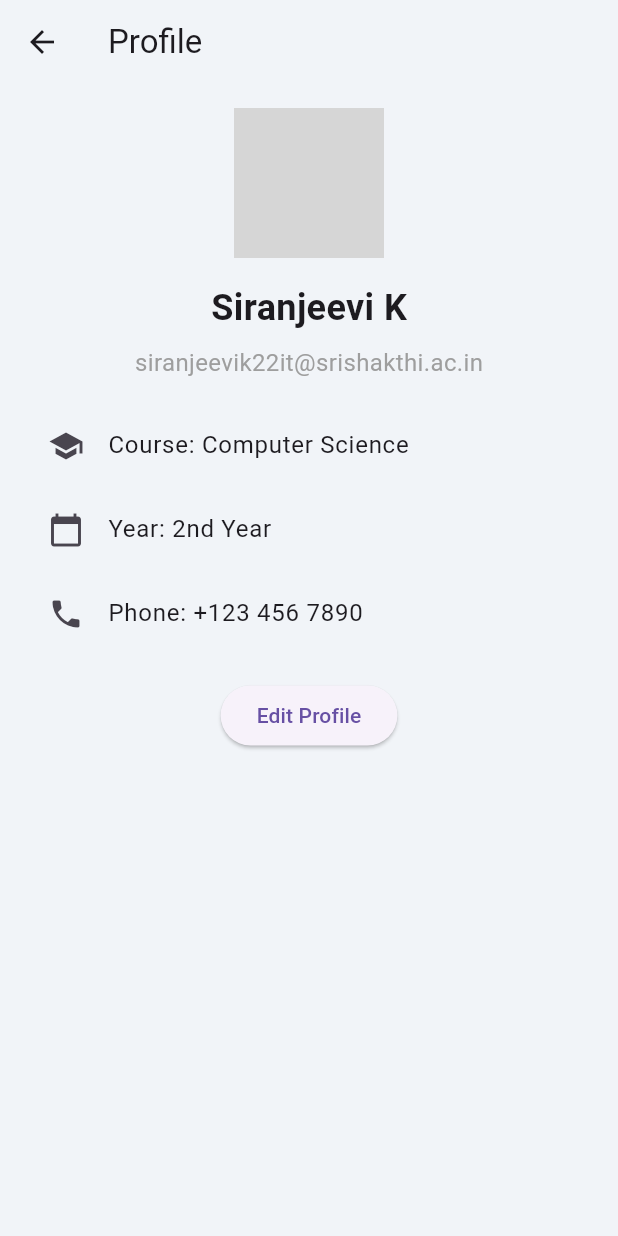
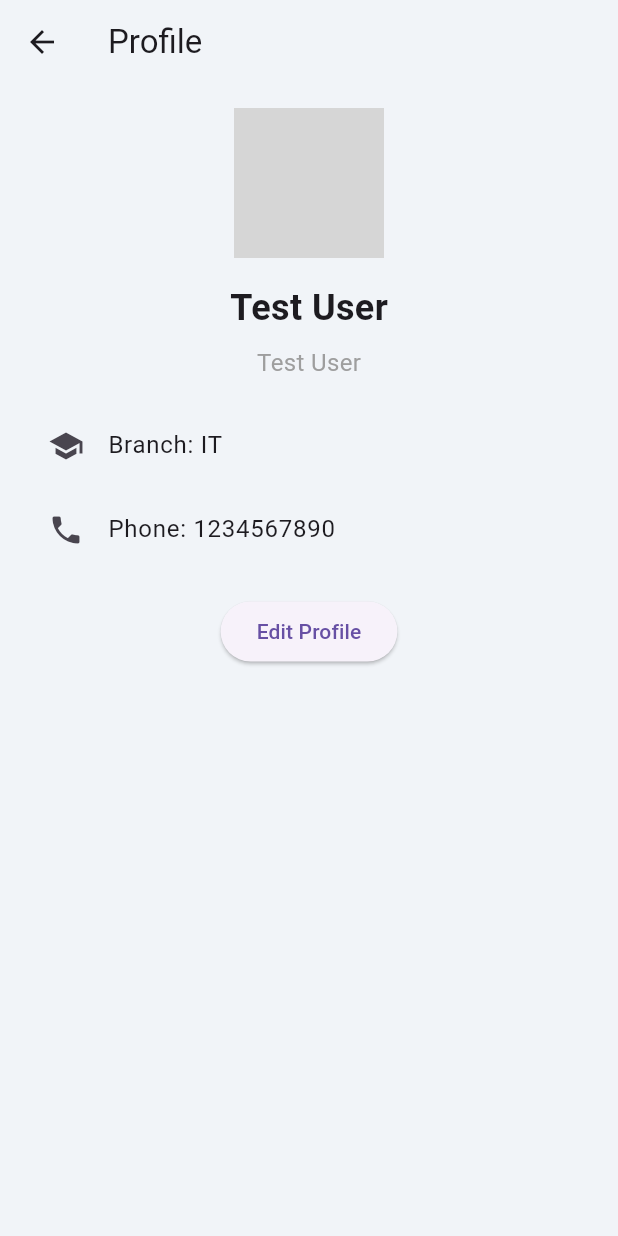
Before and after one commit to SiranjeeviK/project_pulse, a Flutter app: the ProfilePage screen opened by its route, on a phone screen of 412 x 824 dp. Run offline on Flutter 3.47's test engine with Material 3 defaults, Android fonts, the phone set to English and light mode, and no system bars; our stand-ins replace flutter_bloc, fpdart, get_it, google_fonts, hive, image_picker and 2 more; accounts and stored records are empty; network calls fail; statements that could not run were skipped; grey boxes are pictures that could not be loaded.

```diff
--- a/lib/core/common/entities/user.dart
+++ b/lib/core/common/entities/user.dart
@@ -1,4 +1,3 @@
-// ignore_for_file: public_member_api_docs, sort_constructors_first
 /// Represents a user entity. Used in [AuthRepository] to get the current user. Moved from domain to the common folder to be used in multiple features.
 /// The [id], [email], and [name] properties are required.
 /// ***Entities*** are the core of the application. They are the objects that represent the data that the application operates on.
@@ -9,6 +8,17 @@ class User {
   final String name;
   final String profilePhotoUrl;
   final String role;
+  final String phoneNumber;
+
+  final String registerNo;
+  final String rollNo;
+  final String department;
+  final String section;
+  final String semester;
+  final int graduationYear;
+
+  final String facultyId;
+  final String designation;
 
   /// Constructs a new User instance with the specified [id], [email], and [name].
   User({
@@ -17,7 +27,128 @@ class User {
     required this.name,
     required this.profilePhotoUrl,
     required this.role,
+    required this.phoneNumber,
+    required this.registerNo,
+    required this.rollNo,
+    required this.department,
+    required this.section,
+    required this.semester,
+    required this.graduationYear,
+    required this.facultyId,
+    required this.designation,
   });
+
+  bool get isStudent => role == 'Student';
+  bool get isFaculty => !isStudent;
+
+  // String get registerNo => runtimeType == Student ? (this as Student).registerNo;
+  @override
+  String toString() {
+    return 'User(id: $id, email: $email, name: $name, profilePhotoUrl: $profilePhotoUrl, role: $role, phoneNumber: $phoneNumber, registerNo: $registerNo, rollNo: $rollNo, department: $department, section: $section, semester: $semester, graduationYear: $graduationYear, facultyId: $facultyId, designation: $designation)';
+  }
+
+  @override
+  bool operator ==(Object other) {
+    if (identical(this, other)) return true;
+
+    return other is User &&
+        other.id == id &&
+        other.email == email &&
+        other.name == name &&
+        other.profilePhotoUrl == profilePhotoUrl &&
+        other.role == role &&
+        other.phoneNumber == phoneNumber &&
+        other.registerNo == registerNo &&
+        other.rollNo == rollNo &&
+        other.department == department &&
+        other.section == section &&
+        other.semester == semester &&
+        other.graduationYear == graduationYear &&
+        other.facultyId == facultyId &&
+        other.designation == designation;
+  }
+
+  @override
+  int get hashCode {
+    return id.hashCode ^
+        email.hashCode ^
+        name.hashCode ^
+        profilePhotoUrl.hashCode ^
+        role.hashCode ^
+        phoneNumber.hashCode ^
+        registerNo.hashCode ^
+        rollNo.hashCode ^
+        department.hashCode ^
+        section.hashCode ^
+        semester.hashCode ^
+        graduationYear.hashCode ^
+        facultyId.hashCode ^
+        designation.hashCode;
+  }
 }
 
 // This is just a holder, UserModel is the one that fetch data from server in form of JSON
+
+class Student extends User {
+  Student({
+    required super.id,
+    required super.email,
+    required super.name,
+    required super.profilePhotoUrl,
+    required super.role,
+    required super.phoneNumber,
+    required super.registerNo,
+    required super.rollNo,
+    required super.department,
+    required super.section,
+    required super.semester,
+    required super.graduationYear,
+    required super.facultyId,
+    required super.designation,
+  });
+
+  @override
+  bool get isStudent => true;
+
+  @override
+  bool get isFaculty => false;
+
+  @override
+  String toString() {
+    return 'Student(id: $id, email: $email, name: $name, profilePhotoUrl: $profilePhotoUrl, role: $role, phoneNumber: $phoneNumber, registerNo: $registerNo, rollNo: $rollNo, department: $department, section: $section, semester: $semester, graduationYear: $graduationYear)';
+  }
+
+  // current year
+  int get currentYear => graduationYear - DateTime.now().year;
+}
+
+class Faculty extends User {
+
+  Faculty({
+    required super.id,
+    required super.email,
+    required super.name,
+    required super.profilePhotoUrl,
+    required super.role,
+    required super.phoneNumber,
+    required super.registerNo,
+    required super.rollNo,
+    required super.department,
+    required super.section,
+    required super.semester,
+    required super.graduationYear,
+    required super.facultyId,
+    required super.designation,
+  });
+
+  @override
+  bool get isFaculty => true;
+
+  @override
+  bool get isStudent => false;
+
+  @override
+  String toString() {
+    return 'Faculty(id: $id, email: $email, name: $name, profilePhotoUrl: $profilePhotoUrl, role: $role, phoneNumber: $phoneNumber, facultyId: $facultyId, department: $department, designation: $designation)';
+  }
+}
--- a/lib/core/constants/constants.dart
+++ b/lib/core/constants/constants.dart
@@ -8,19 +8,36 @@ class Constants {
   static User testUser = User(
     id: '71402220-5104-0000-0000-000000000000',
     email: 'siranjeevik22it@srishakthi.ac.in',
-    name: 'Siranjeevi K',
+    name: 'Test User',
     profilePhotoUrl:
         'https://dkopowahnjnhqgtcntam.supabase.co/storage/v1/object/public/profile-photos/20220711_135250_edited.jpg',
     role: 'Student',
+    phoneNumber: '1234567890',
+    registerNo: '714022205104',
+    rollNo: '22IT104',
+    department: 'IT',
+    section: 'B',
+    semester: 'Semester 5',
+    graduationYear: 2026,
+    facultyId: '',
+    designation: '',
   );
 
   static User defaultUser = User(
-    id: 'Guest',
-    email: '',
-    name: 'guest',
-    profilePhotoUrl: '',
-    role: 'Guest',
-  );
+      id: 'Guest',
+      email: '',
+      name: 'guest',
+      profilePhotoUrl: '',
+      role: 'Guest',
+      phoneNumber: '1234567890',
+      registerNo: '7140222xxxxx',
+      rollNo: '22xxxxx',
+      department: 'xx',
+      section: 'x',
+      semester: 'Semester x',
+      graduationYear: 2026,
+      facultyId: '',
+      designation: '');
 
   static const defaultProlilePhotoUrl = 'https://via.placeholder.com/150';
 
@@ -60,4 +77,28 @@ class Constants {
     'FOOD',
     "AGRI"
   ];
+
+  // API Url for differnt classes like it, cse, ece, eee, civil, mech, aids, aiml, bme, bt, food, agri
+
+  static const Map<String, String> classTimeTableAPIUrl = {
+    "ITB":
+        "https://script.google.com/macros/s/AKfycbxEudBZG-nQKM9zRp5pPi918RKIF3p6wPA4hFNmqmRxFJcKspoQx-cOCc4XGEtspkQR8Q/exec",
+    // "CSE":   "https://script.google.com/macros/s/AKfycbxEudBZG-nQKM9zRp5pPi918RKIF3p6wPA4hFNmqmRxFJcKspoQx-cOCc4XGEtspkQR8Q/exec",
+    // "ECE":
+    //     "https://script.google.com/macros/s/AKfycbxEudBZG-nQKM9zRp5pPi918RKIF3p6wPA4hFNmqmRxFJcKspoQx-cOCc4XGEtspkQR8Q/exec",
+    // "EEE":
+    //     "https://script.google.com/macros/s/AKfycbxEudBZG-nQKM9zRp5pPi918RKIF3p6wPA4hFNmqmRxFJcKspoQx-cOCc4XGEtspkQR8Q/exec",
+    // "CIVIL":
+    //     "https://script.google.com/macros/s/AKfycbxEudBZG-nQKM9zRp5pPi918RKIF3p6wPA4hFNmqmRxFJcKspoQx-cOCc4XGEtspkQR8Q/exec",
+    // "MECH":
+    //     "https://script.google.com/macros/s/AKfycbxEudBZG-nQKM9zRp5pPi918RKIF3p6wPA4hFNmqmRxFJcKspoQx-cOCc4XGEtspkQR8Q/exec",
+    // "AIDS":
+    //     "https://script.google.com/macros/s/AKfycbxEudBZG-nQKM9zRp5pPi918RKIF3p6wPA4hFNmqmRxFJcKspoQx-cOCc4XGEtspkQR8Q/exec",
+    // "AIML":
+    //     "https://script.google.com/macros/s/AKfycbxEudBZG-nQKM9zRp5pPi918RKIF3p6wPA4hFNmqmRxFJcKspoQx-cOCc4XGEtspkQR8Q/exec",
+  };
+
+  static String getItBTimeTableUrl() {
+    return classTimeTableAPIUrl["ITB"]!;
+  }
 }
--- a/lib/features/auth/data/repositories/auth_repository_impl.dart
+++ b/lib/features/auth/data/repositories/auth_repository_impl.dart
@@ -36,14 +36,29 @@ class AuthRepositoryImpl implements AuthRepository {
           return left(Failure('User not logged in!'));
         }
 
+        // user logged in but no internet
+        print(
+            '[from auth repository impl] User logged in but no internet, The Session: $session');
+        print('\nThe User data from session is:\n${session.user.toString()}');
+
         // FIXME: This may set the name, email, role as ''
         return right(
           UserModel(
-              id: session.user.id,
-              email: session.user.email ?? '',
-              name: '',
-              profilePhotoUrl: '',
-              role: ''),
+            id: session.user.id,
+            email: session.user.email ?? '',
+            name: session.user.userMetadata!['name'] ?? '',
+            profilePhotoUrl: '',
+            role: session.user.userMetadata!['role'] ?? '',
+            phoneNumber: '',
+            registerNo: '',
+            rollNo: '',
+            department: '',
+            section: '',
+            semester: '',
+            facultyId: '',
+            designation: '',
+            graduationYear: 0,
+          ),
         );
       }
 
--- a/lib/features/main/presentation/pages/home_page.dart
+++ b/lib/features/main/presentation/pages/home_page.dart
@@ -4,10 +4,10 @@ import 'package:google_fonts/google_fonts.dart';
 import 'package:project_pulse/core/common/cubits/app_user/app_user_cubit.dart';
 import 'package:project_pulse/core/common/entities/user.dart';
 import 'package:project_pulse/core/constants/constants.dart';
-import 'package:project_pulse/core/theme/light_pallete.dart';
+// import 'package:project_pulse/core/theme/light_pallete.dart';
 import 'package:project_pulse/core/utils/add_space.dart';
 import 'package:project_pulse/features/main/presentation/widgets/announcement_list_item.dart';
-import 'package:project_pulse/features/main/presentation/widgets/current_class.dart';
+import 'package:project_pulse/features/main/presentation/widgets/current_upcoming_class.dart';
 import 'package:project_pulse/features/main/presentation/widgets/feature_item.dart';
 import 'package:project_pulse/features/main/presentation/widgets/side_bar_drawer.dart';
 import 'package:project_pulse/core/common/widgets/user_avatar.dart';
@@ -81,7 +81,7 @@ class HomePage extends StatelessWidget {
                     )),
                 addVerticalSpace(16),
                 // Report
-                const CurrentClass(),
+                const CurrentUpcomingClass(),
 
                 _buildAnnouncementsSection(),
                 addVerticalSpace(16),
--- a/lib/features/main/presentation/widgets/current_class.dart
+++ b/lib/features/main/presentation/widgets/current_upcoming_class.dart
@@ -4,8 +4,8 @@ import 'package:project_pulse/core/theme/app_pallete.dart';
 import 'package:project_pulse/core/theme/light_pallete.dart';
 import 'package:project_pulse/core/utils/add_space.dart';
 
-class CurrentClass extends StatelessWidget {
-  const CurrentClass({super.key});
+class CurrentUpcomingClass extends StatelessWidget {
+  const CurrentUpcomingClass({super.key});
 
   @override
   Widget build(BuildContext context) {
--- a/lib/features/main/presentation/widgets/side_bar_drawer.dart
+++ b/lib/features/main/presentation/widgets/side_bar_drawer.dart
@@ -11,8 +11,8 @@ import 'package:project_pulse/features/settings/presentation/pages/profile_page.
 import 'package:project_pulse/features/settings/presentation/pages/app_settings.dart';
 
 class SideBarDrawer extends StatelessWidget {
-  User user;
-  SideBarDrawer({super.key, required this.user});
+  final User user;
+  const SideBarDrawer({super.key, required this.user});
 
   @override
   Widget build(BuildContext context) {
@@ -41,7 +41,7 @@ class SideBarDrawer extends StatelessWidget {
                     //   radius: 30,
                     // ),
                     Text(user.name, style: GoogleFonts.readexPro()),
-                    Text(Constants.testUser.role,
+                    Text(user.role,
                         style: GoogleFonts.readexPro(
                             fontSize: 12, fontWeight: FontWeight.w300)),
                     TextButton(
--- a/lib/features/settings/presentation/pages/profile_page.dart
+++ b/lib/features/settings/presentation/pages/profile_page.dart
@@ -1,6 +1,7 @@
 import 'package:flutter/material.dart';
 import 'package:flutter_bloc/flutter_bloc.dart';
 import 'package:project_pulse/core/common/cubits/app_user/app_user_cubit.dart';
+import 'package:project_pulse/core/common/entities/user.dart';
 import 'package:project_pulse/core/common/widgets/user_avatar.dart';
 import 'package:project_pulse/core/constants/constants.dart';
 
@@ -21,11 +22,19 @@ class ProfilePage extends StatelessWidget {
         padding: const EdgeInsets.all(16.0),
         child: Column(
           children: [
-            UserAvatar(
-              user: user is AppUserLoggedIn ? user.user : Constants.testUser,
-              radius: 50,
+            GestureDetector(
+              onTap: () {
+                if (user is AppUserLoggedIn) user.user.toString();
+
+                // TODO: add a edit profile picture dialog and update the profile picture
+              },
+              child: UserAvatar(
+                user: user is AppUserLoggedIn ? user.user : Constants.testUser,
+                radius: 50,
+              ),
             ),
             const SizedBox(height: 16),
+            // name and email
             Text(
               user is AppUserLoggedIn
                   ? user.user.name
@@ -34,26 +43,36 @@ class ProfilePage extends StatelessWidget {
             ),
             const SizedBox(height: 8),
             Text(
-              Constants.testUser.email,
+              user is AppUserLoggedIn
+                  ? user.user.email
+                  : Constants.testUser.name,
               style: const TextStyle(fontSize: 16, color: Colors.grey),
             ),
             const SizedBox(height: 16),
             const ListTile(
               leading: Icon(Icons.school),
-              title: Text('Course: Computer Science'),
+              title: Text('Branch: ' + 'IT'),
             ),
-            const ListTile(
-              leading: Icon(Icons.calendar_today),
-              title: Text('Year: 2nd Year'),
-            ),
-            const ListTile(
+            if (user is AppUserLoggedIn && user.user.isStudent)
+              ListTile(
+                leading: Icon(Icons.school),
+                title: Text('Register No: ${(user.user).name}'),
+              ),
+            if (user is AppUserLoggedIn && user.user.isStudent)
+              ListTile(
+                leading: Icon(Icons.calendar_today),
+                title: Text(
+                    'Year: ' + (user.user as Student).currentYear.toString()),
+              ),
+            ListTile(
               leading: Icon(Icons.phone),
-              title: Text('Phone: +123 456 7890'),
+              title: Text(
+                  'Phone: ${user is AppUserLoggedIn ? user.user.phoneNumber : Constants.testUser.phoneNumber}'),
             ),
             const SizedBox(height: 16),
             ElevatedButton(
               onPressed: () {
-                // Handle edit profile
+                //TODO: Handle edit profile
               },
               child: const Text('Edit Profile'),
             ),
```
Also changed, not shown: lib/core/common/cubits/app_user/app_user_cubit.dart (+16 -0 lines), lib/features/auth/data/datasources/auth_remote_data_source.dart (+86 -2 lines), lib/features/auth/data/models/user_model.dart (+210 -12 lines).
